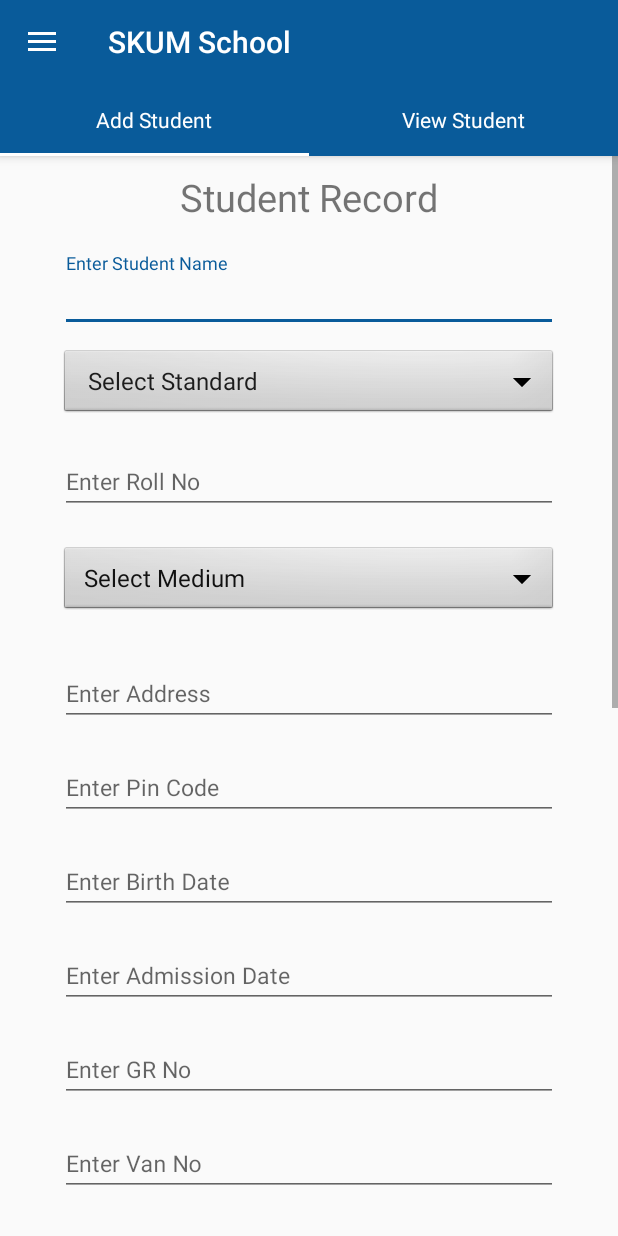
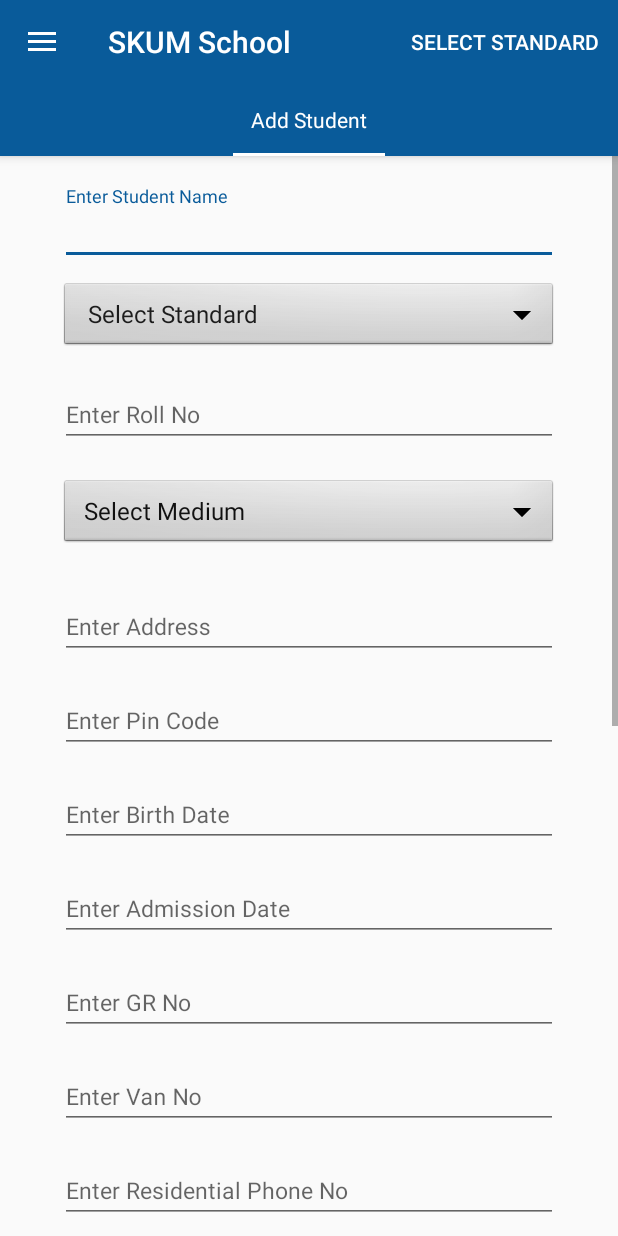
Before and after one commit to AnkitaPatel994/SKUMSchool, an Android app: the AddStudentActivity screen opened directly, with no data from a screen before it, on a phone screen of 412 x 824 dp. Run offline under Robolectric (Android 15) with nearby library versions, the phone set to English and light mode, and no system bars; 1 statement that could not run was skipped.

Commit message:
select std menu

```diff
--- a/app/src/main/java/com/intelliworkz/skumschool/Admin/AdminAddStudent/AddStudentActivity.java
+++ b/app/src/main/java/com/intelliworkz/skumschool/Admin/AdminAddStudent/AddStudentActivity.java
@@ -21,6 +21,7 @@ import android.support.v4.widget.DrawerLayout;
 import android.support.v7.app.ActionBarDrawerToggle;
 import android.support.v7.app.AppCompatActivity;
 import android.support.v7.widget.Toolbar;
+import android.view.Menu;
 import android.view.MenuItem;
 import android.view.View;
 import android.view.WindowManager;
@@ -37,6 +38,7 @@ import com.intelliworkz.skumschool.Admin.AdminNoticeBoard.AddNoticeBoardFragment
 import com.intelliworkz.skumschool.Admin.AdminNoticeBoard.Pager;
 import com.intelliworkz.skumschool.Admin.AdminNoticeBoard.ViewNoticeBoardFragment;
 
+import com.intelliworkz.skumschool.Admin.SearchStd.SearchStdActivity;
 import com.intelliworkz.skumschool.HttpHandler;
 import com.intelliworkz.skumschool.Student.Calender.CalenderActivity;
 import com.intelliworkz.skumschool.ChangePassword.ChangePasswordActivity;
@@ -89,9 +91,6 @@ public class AddStudentActivity extends AppCompatActivity
         setupViewPager(addStud_viewPager);
         StudTab.setupWithViewPager(addStud_viewPager);
 
-
-
-
     }
 
     private void setupViewPager(ViewPager viewPager){
@@ -99,7 +98,6 @@ public class AddStudentActivity extends AppCompatActivity
         StudentPager adapter = new StudentPager(getSupportFragmentManager());
 
         adapter.addFrag(new AddStudentFragment(),"Add Student");
-        adapter.addFrag(new ViewStudentFragment(),"View Student");
 
         viewPager.setAdapter(adapter);
     }
@@ -115,6 +113,24 @@ public class AddStudentActivity extends AppCompatActivity
         }
     }
 
+    @Override
+    public boolean onCreateOptionsMenu(Menu menu) {
+        getMenuInflater().inflate(R.menu.search_toolbar, menu);
+        return true;
+    }
+
+    @Override
+    public boolean onOptionsItemSelected(MenuItem item) {
+
+        int id = item.getItemId();
+
+        if (id == R.id.search) {
+            Intent i = new Intent(getApplicationContext(),SearchStdActivity.class);
+            startActivity(i);
+        }
+
+        return super.onOptionsItemSelected(item);
+    }
 
     @Override
     public boolean onNavigationItemSelected(MenuItem item) {
--- a/app/src/main/java/com/intelliworkz/skumschool/Admin/AdminAddStudent/ViewStudentFragment.java
+++ /dev/null
@@ -1,52 +0,0 @@
-package com.intelliworkz.skumschool.Admin.AdminAddStudent;
-
-import android.content.Context;
-import android.net.Uri;
-import android.os.Bundle;
-import android.support.v4.app.Fragment;
-import android.view.LayoutInflater;
-import android.view.View;
-import android.view.ViewGroup;
-
-import com.intelliworkz.skumschool.R;
-
-public class ViewStudentFragment extends Fragment {
-
-    private static final String ARG_PARAM1 = "param1";
-    private static final String ARG_PARAM2 = "param2";
-
-    // TODO: Rename and change types of parameters
-    private String mParam1;
-    private String mParam2;
-
-
-    public ViewStudentFragment() {
-        // Required empty public constructor
-    }
-
-    public static ViewStudentFragment newInstance(String param1, String param2) {
-        ViewStudentFragment fragment = new ViewStudentFragment();
-        Bundle args = new Bundle();
-        args.putString(ARG_PARAM1, param1);
-        args.putString(ARG_PARAM2, param2);
-        fragment.setArguments(args);
-        return fragment;
-    }
-
-    @Override
-    public void onCreate(Bundle savedInstanceState) {
-        super.onCreate(savedInstanceState);
-        if (getArguments() != null) {
-            mParam1 = getArguments().getString(ARG_PARAM1);
-            mParam2 = getArguments().getString(ARG_PARAM2);
-        }
-    }
-
-    @Override
-    public View onCreateView(LayoutInflater inflater, ViewGroup container,
-                             Bundle savedInstanceState) {
-        // Inflate the layout for this fragment
-        return inflater.inflate(R.layout.fragment_view_student2, container, false);
-    }
-
-}
--- a/app/src/main/res/layout/fragment_add_student.xml
+++ b/app/src/main/res/layout/fragment_add_student.xml
@@ -14,17 +14,8 @@
         <LinearLayout
             android:layout_width="match_parent"
             android:layout_height="wrap_content"
+            android:layout_marginTop="10dp"
             android:orientation="vertical">
-
-            <TextView
-                android:id="@+id/textView2"
-                android:layout_width="wrap_content"
-                android:layout_height="wrap_content"
-                android:layout_gravity="center"
-                android:layout_marginBottom="10dp"
-                android:layout_marginTop="10dp"
-                android:text="Student Record"
-                android:textSize="25dp" />
 
             <android.support.design.widget.TextInputLayout
                 android:id="@+id/input_layout_name"
--- /dev/null
+++ b/app/src/main/res/menu/search_toolbar.xml
@@ -0,0 +1,10 @@
+<?xml version="1.0" encoding="utf-8"?>
+<menu xmlns:android="http://schemas.android.com/apk/res/android"
+    xmlns:app="http://schemas.android.com/apk/res-auto">
+
+    <item
+        android:id="@+id/search"
+        app:showAsAction="ifRoom"
+        android:title="Select Standard" />
+
+</menu>
--- a/app/src/main/res/values/strings.xml
+++ b/app/src/main/res/values/strings.xml
@@ -107,7 +107,7 @@
     <string name="txt_hint_Admin_nbDescription">Enter Description</string>
     <string name="err_msg_empty">Empty Field Not Required.</string>
 
-	<!--Admin Add Activity-->
+    <!--Admin Add Activity-->
     <string name="txt_hint_Admin_evDate">Enter Date</string>
 
 </resources>
```
Also changed, not shown: app/src/main/AndroidManifest.xml (+6 -1 lines), app/src/main/java/com/intelliworkz/skumschool/Admin/SearchStd/SearchStdActivity.java (added, +41 -0 lines), app/src/main/java/com/intelliworkz/skumschool/ChangePassword/ChangePasswordActivity.java (+13 -0 lines), app/src/main/res/layout/activity_search_std.xml (added, +15 -0 lines), app/src/main/res/layout/fragment_view_student.xml (deleted, +0 -9 lines), app/src/main/res/layout/fragment_view_student2.xml (deleted, +0 -9 lines).
